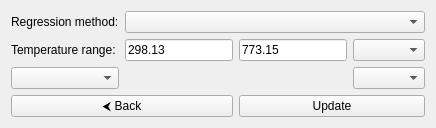
Old version of the form GUI/Ubuntu/src/gui/ui/output/regression_page.ui in the repository srebughini/ASALI.
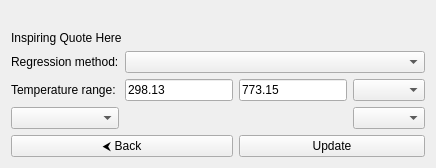
New version of the form. Icons and pictures are not drawn.

What changed in the file:
```diff
--- a/GUI/Ubuntu/src/gui/ui/output/regression_page.ui
+++ b/GUI/Ubuntu/src/gui/ui/output/regression_page.ui
@@ -2,6 +2,22 @@
 <ui version="4.0">
     <class>RegressionOutputPage</class>
     <widget class="QWidget" name="RegressionOutputPage">
+        <layout class="QVBoxLayout" name="beerLogoLayout">
+            <item>
+                <widget class="QLabel" name="logoLabel">
+                    <property name="pixmap">
+                        <pixmap>:images/BigLogo.png</pixmap> <!-- Reference to logo -->
+                    </property>
+                </widget>
+            </item>
+            <item>
+                <widget class="QLabel" name="beerQuoteLabel">
+                    <property name="text">
+                        <string>Inspiring Quote Here</string>
+                    </property>
+                </widget>
+            </item>
+            <item>
         <layout class="QGridLayout" name="gridLayout">
             <!-- Row 0 -->
             <item row="0" column="0">
@@ -83,6 +99,8 @@
                         <string>Update plot</string>
                     </property>
                 </widget>
+                    </item>
+                </layout>
             </item>
         </layout>
     </widget>
```
Lines whose indentation alone changed are shown as unchanged.
